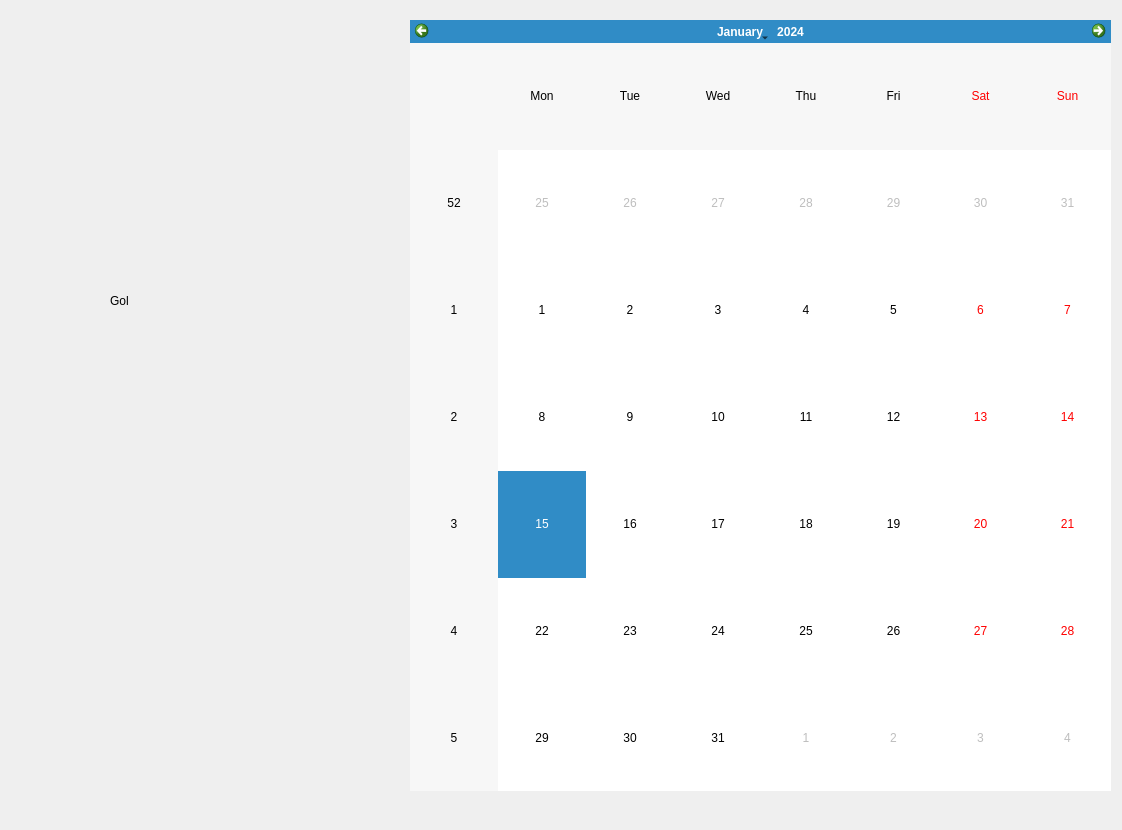
Before: the Qt Designer form DailyQuarantineApp/DailyQuarantineApp/MainWindowApp.ui in brasilnike/DNC, drawn with Qt 5.
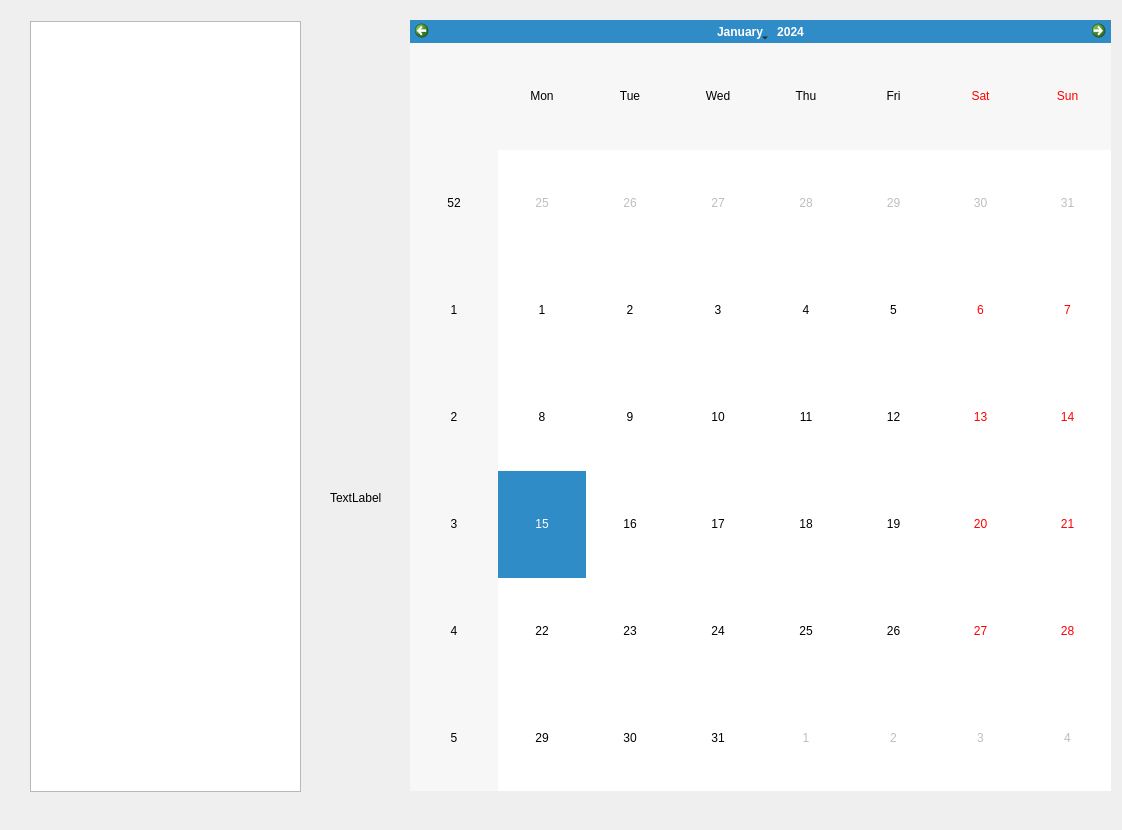
After: the same form once the commit is applied. The open tabs and pages were chosen to show the change.

Commit message: Created logic behind list widget

What changed in the file:
```diff
--- a/DailyQuarantineApp/DailyQuarantineApp/MainWindowApp.ui
+++ b/DailyQuarantineApp/DailyQuarantineApp/MainWindowApp.ui
@@ -80,14 +80,24 @@
     <widget class="QLabel" name="label">
      <property name="geometry">
       <rect>
-       <x>100</x>
-       <y>220</y>
-       <width>131</width>
-       <height>141</height>
+       <x>320</x>
+       <y>480</y>
+       <width>55</width>
+       <height>16</height>
       </rect>
      </property>
      <property name="text">
-      <string>Gol</string>
+      <string>TextLabel</string>
+     </property>
+    </widget>
+    <widget class="QListWidget" name="listWidget">
+     <property name="geometry">
+      <rect>
+       <x>20</x>
+       <y>11</y>
+       <width>271</width>
+       <height>771</height>
+      </rect>
      </property>
     </widget>
    </widget>
```
Left out of the diff: 4 changed lines with no effect on the pictures. The commit also changes 5 other files.
